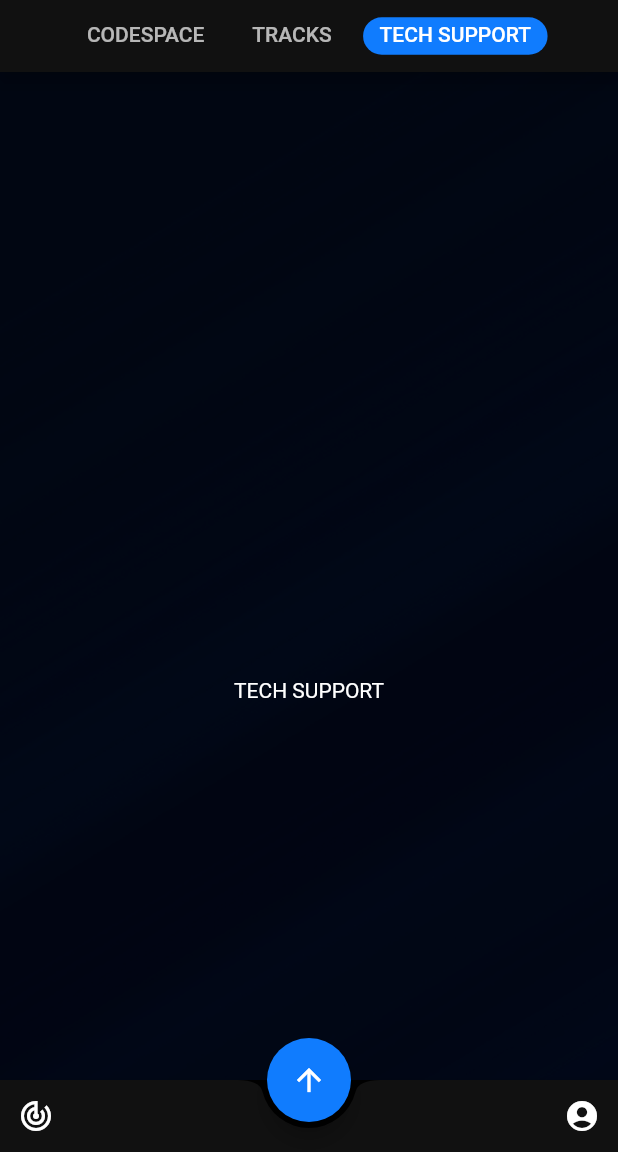
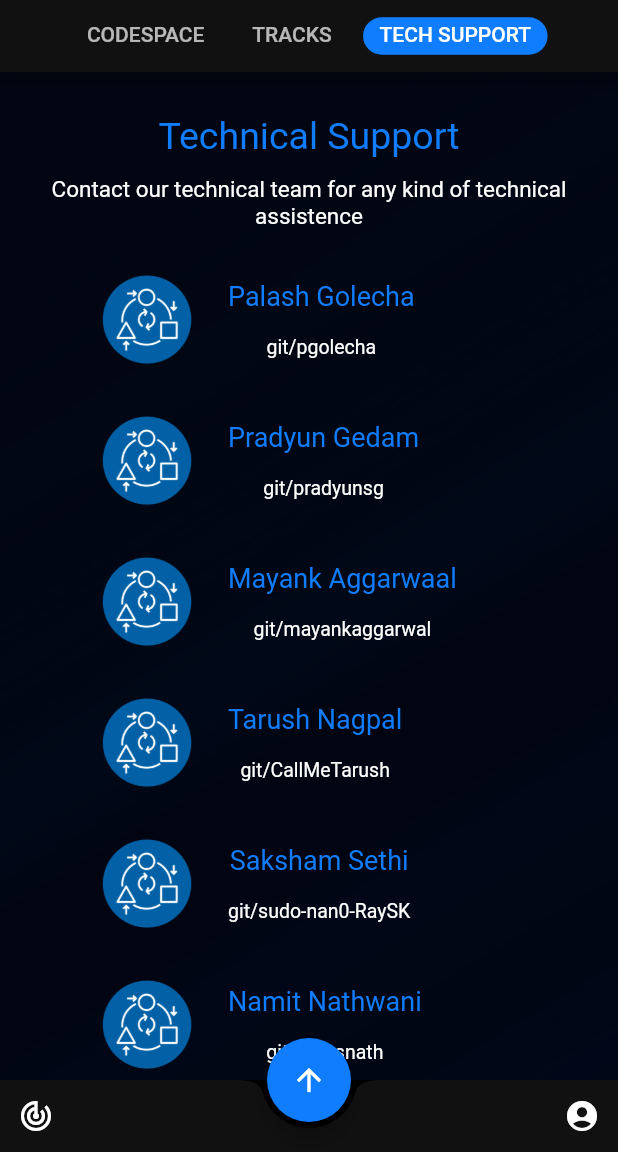
Before and after one commit to sudo-nan0-RaySK/Devspace19App, a Flutter app: the Codespace screen opened by its route, tab 3 chosen, after a tap on the "track changes" icon, on a phone screen of 412 x 824 dp, the part 84-1236 px from its top. Run offline on Flutter 3.47's test engine with Material 2 defaults, Android fonts, the phone set to English and light mode, and no system bars; our stand-ins replace bubble_tab_indicator; missing offline and left inert: timeline.

Commit message:
Navigation bug fixed

```diff
--- a/lib/screens/codespace.dart
+++ b/lib/screens/codespace.dart
@@ -53,7 +53,7 @@ class CodespaceState extends State<Codespace>
         onPressed: () {
           triggerBottomModalSheet(
               context: context,
-              eventHandler1: () {Navigator.pushReplacementNamed(context, '/timeline');},
+              eventHandler1: () {Navigator.pushNamedAndRemoveUntil(context, '/timeline',(Route<dynamic> route)=>false);},
               eventHandler2: () {},
               eventHandler3: () {},
               asset1: 'lib/assets/itinerarybg.png',
@@ -92,6 +92,9 @@ Widget _codeSpaceLayout({context,List<Tab> tabs,controller}){
               (Tab tab){
                 if(tab.text=='CODESPACE'){
                   return codespaceTab(context);
+                }
+                else if (tab.text=='TECH SUPPORT'){
+                  return techSupportTab(context);
                 }
                 else{
                   return Center(child: Text(tab.text),);
@@ -258,3 +261,162 @@ Widget prizetable(context){
     ],
   );
 }
+
+Widget techSupportTab(context){
+  var container = Container(
+              child: Text(
+                "Contact our technical team for any kind of technical assistence",
+                textAlign: TextAlign.center,
+                style: TextStyle(
+                  color: const Color(0xffffffff),
+                  fontSize: 13.0,
+                ),
+              ),
+            );
+  return Column(
+    children: <Widget>[
+      Row(
+        mainAxisAlignment: MainAxisAlignment.center,
+        mainAxisSize: MainAxisSize.max,
+        children: <Widget>[
+          Padding(
+            padding: const EdgeInsets.only(top:28.0),
+            child: Text(
+              "Technical Support",
+              style: TextStyle(
+                color: const Color(0xff107cfe),
+                fontSize: 25.0,
+              ),
+            ),
+          )
+        ],
+      ),
+      Flexible(
+        child: Padding(
+          padding: const EdgeInsets.fromLTRB(8.0,12.0,8.0,8.0),
+          child: Container(
+            child: Text(
+              "Contact our technical team for any kind of technical assistence",
+              textAlign: TextAlign.center,
+              style: TextStyle(
+                  color: const Color(0xffffffff),
+                  fontSize: 15.0,
+              ),
+            ),
+          ),
+        ),
+      ),
+      Padding(
+        padding: const EdgeInsets.fromLTRB(68.0,18.0,8.0,8.0),
+        child: techSupportListItem(
+          context:context,
+          name:"Palash Golecha",
+          github: "git/pgolecha",
+          image: "loda"
+        ),
+      ),
+      Padding(
+        padding: const EdgeInsets.fromLTRB(68.0,18.0,8.0,8.0),
+        child: techSupportListItem(
+          context:context,
+          name:"Pradyun Gedam",
+          github: "git/pradyunsg",
+          image: "loda"
+        ),
+      ),
+      Padding(
+        padding: const EdgeInsets.fromLTRB(68.0,18.0,8.0,8.0),
+        child: techSupportListItem(
+          context:context,
+          name:"Mayank Aggarwaal",
+          github: "git/mayankaggarwal",
+          image: "loda"
+        ),
+      ),
+      Padding(
+        padding: const EdgeInsets.fromLTRB(68.0,18.0,8.0,8.0),
+        child: techSupportListItem(
+          context:context,
+          name:"Tarush Nagpal",
+          github: "git/CallMeTarush",
+          image: "loda"
+        ),
+      ),
+      Padding(
+        padding: const EdgeInsets.fromLTRB(68.0,18.0,8.0,8.0),
+        child: techSupportListItem(
+          context:context,
+          name:"Saksham Sethi",
+          github: "git/sudo-nan0-RaySK",
+          image: "loda"
+        ),
+      ),
+      Padding(
+        padding: const EdgeInsets.fromLTRB(68.0,18.0,8.0,8.0),
+        child: techSupportListItem(
+          context:context,
+          name:"Namit Nathwani",
+          github: "git/namsnath",
+          image: "loda"
+        ),
+      )
+    ],
+  );
+}
+
+Widget techSupportListItem({context,name,github,image}){
+  return Container(
+    child: Row(
+      children: <Widget>[
+        Column(
+          children: <Widget>[
+            Container(
+              width: 60,
+              height: 60,
+              decoration: BoxDecoration(
+                image: DecorationImage(
+                  image: AssetImage('lib/assets/tri_cir_sq_bg.png'),
+                  fit: BoxFit.cover
+                )
+              ),
+            )
+          ],
+        ),
+        Column(
+          children: <Widget>[
+            Row(
+              children: <Widget>[
+                Container(
+                  padding: const EdgeInsets.fromLTRB(24.0,8.0,8.0,8.0),
+                  child: Text(
+                    name,
+                    textAlign: TextAlign.center,
+                    style: TextStyle(
+                      color: const Color(0xff107cfe),
+                      fontSize: 18
+                    ),
+                  ),
+                )
+              ],
+            ),
+            Row(
+              children: <Widget>[
+                Container(
+                  padding: const EdgeInsets.fromLTRB(24.0,8.0,8.0,8.0),
+                  child: Text(
+                    github,
+                    textAlign: TextAlign.left,
+                    style: TextStyle(
+                      color: const Color(0xffffffff),
+                      fontSize: 13
+                    ),
+                  ),
+                )
+              ],
+            ),
+          ],
+        )
+      ],
+    ),
+  );
+}
--- a/lib/screens/login.dart
+++ b/lib/screens/login.dart
@@ -166,6 +166,6 @@ void onPressed(context) {
   var formKey = _formKey.currentState;
   if (formKey.validate()) {
     print('Login Called !');
-    Navigator.pushNamedAndRemoveUntil(context, '/timeline', ModalRoute.withName('/') );
+    Navigator.pushNamedAndRemoveUntil(context, '/timeline', (Route<dynamic> route)=>false );
   }
 }
--- a/lib/screens/timelineFlow.dart
+++ b/lib/screens/timelineFlow.dart
@@ -57,7 +57,7 @@ class TimelineFlowState extends State<TimelineFlow> with SingleTickerProviderSta
         onPressed: (){triggerBottomModalSheet(
           context:context,
           eventHandler1: (){},
-          eventHandler2: (){Navigator.pushReplacementNamed(context, '/codespace');},
+          eventHandler2: (){Navigator.pushNamedAndRemoveUntil(context, '/codespace',(Route<dynamic> route)=>false);},
           eventHandler3: (){},
           asset1: 'lib/assets/itinerarybg.png',
           asset2: 'lib/assets/tri_cir_sq_bg.png',
```
